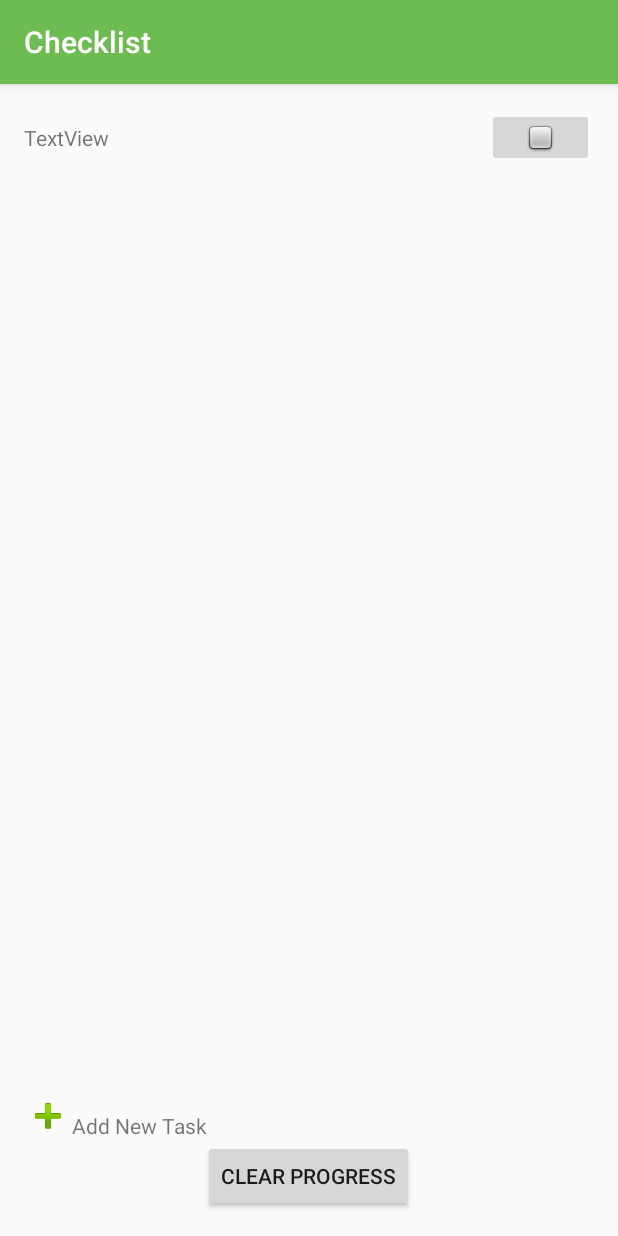
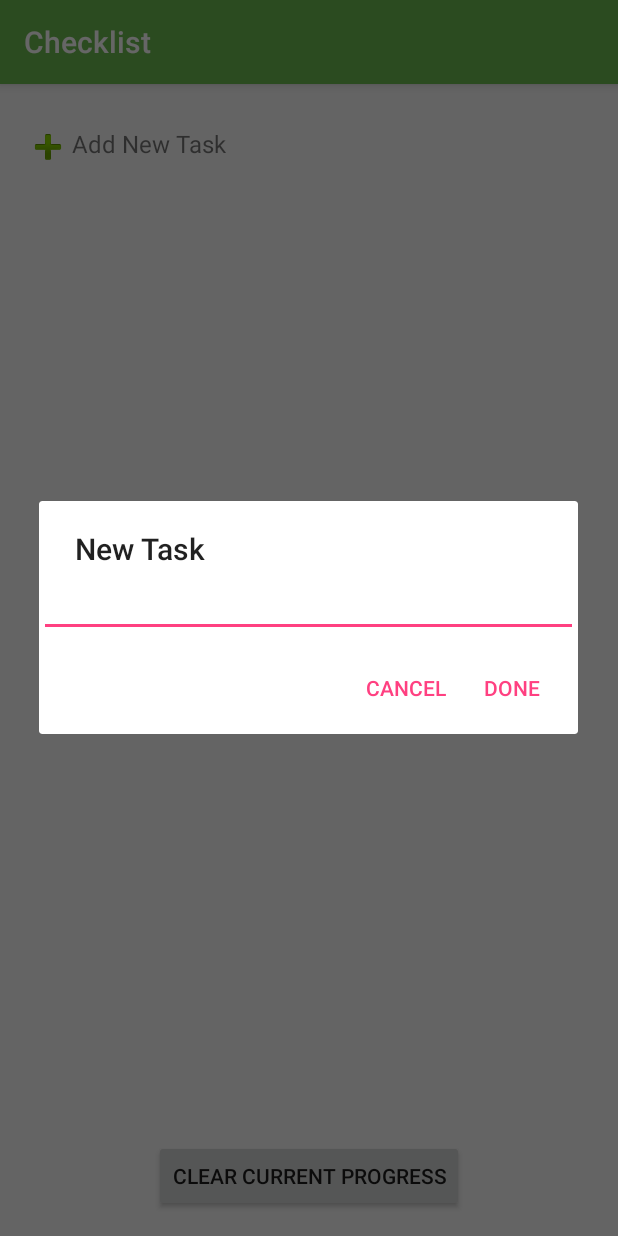
Before and after one commit to Daniel-Heyde/Checklist, an Android app: the screen it shows after launch (MainActivity), after a tap on an icon or button, on a phone screen of 412 x 824 dp. Run offline under Robolectric (Android 15) with nearby library versions, the phone set to English and light mode, and no system bars; our stand-ins replace ButterKnife.

Commit message:
Cleaned MainActivity and moved Task generation into the Task object. Should allow for easier list management now that everything from here on out will be a task object.

```diff
--- a/app/src/main/java/com/heyde/checklist/ui/MainActivity.java
+++ b/app/src/main/java/com/heyde/checklist/ui/MainActivity.java
@@ -2,124 +2,100 @@ package com.heyde.checklist.ui;
 
 import android.content.Context;
 import android.content.DialogInterface;
-import android.graphics.drawable.Drawable;
-import android.os.Build;
-import android.support.v7.app.ActionBar;
+import android.os.Bundle;
 import android.support.v7.app.AlertDialog;
 import android.support.v7.app.AppCompatActivity;
-import android.os.Bundle;
 import android.text.InputType;
-import android.util.Log;
-import android.view.LayoutInflater;
 import android.view.View;
 import android.view.ViewGroup;
 import android.widget.Button;
 import android.widget.EditText;
 import android.widget.ImageButton;
-import android.widget.LinearLayout;
 import android.widget.TableLayout;
 import android.widget.TableRow;
 import android.widget.TextView;
 
 import com.heyde.checklist.R;
+import com.heyde.checklist.model.Task;
 
+import java.util.ArrayList;
+import java.util.List;
 
 import butterknife.BindView;
 import butterknife.ButterKnife;
 
-import static android.R.drawable.checkbox_off_background;
-
 
 public class MainActivity extends AppCompatActivity {
 
-    @BindView(R.id.checkButton)
-    ImageButton mCheckButton;
+    //    @BindView(R.id.checkButton)
+//    ImageButton mCheckButton;
     @BindView(R.id.refreshButton)
     Button mRefreshButton;
     @BindView(R.id.addButton)
     ImageButton mAddButton;
     @BindView(R.id.taskTable)
     TableLayout mTaskTable;
-    @BindView(R.id.sampleTask)
-    TextView mSampleTask;
+    @BindView(R.id.referenceTask)
+    TextView mReferenceText;
+    @BindView(R.id.referenceButton)
+    ImageButton mReferenceButton;
 
+    private List<Task> taskList = new ArrayList<>();
+    private Context mContext;
 
-    private String mNewText = "";
-    private Boolean mThinking;
-    private Context mContext;
 
     @Override
     protected void onCreate(Bundle savedInstanceState) {
         super.onCreate(savedInstanceState);
         setContentView(R.layout.activity_main);
         ButterKnife.bind(this);
-        mContext = this.getApplicationContext();
-
-        mCheckButton.setOnClickListener(new View.OnClickListener() {
-            @Override
-            public void onClick(View v) {
-
-            }
-        });
+        mContext = this;
+        //TODO future save, editlist menu, delete list elements, delete list, list names
 
         mRefreshButton.setOnClickListener(new View.OnClickListener() {
             @Override
             public void onClick(View v) {
-
+                refreshTasks();
             }
         });
-
         mAddButton.setOnClickListener(new View.OnClickListener() {
             @Override
             public void onClick(View v) {
                 addTask();
             }
         });
+
     }
 
-    private void addTask() {
-        getTaskFromUser();
-
-        Log.i("STATUS", "VIEW ADDED, VALUE" + mNewText);
+    private void refreshTasks() {
+        for (Task task : taskList) {
+            if (task.isChecked()) {
+                task.toggleCheckButton();
+            }
+        }
     }
 
-    private void makeNewLine() {
+    private void makeNewLine(final Task newTaskObject) {
         TableRow newTaskRow = new TableRow(this);
-        ViewGroup.LayoutParams tableParams = mTaskTable.getLayoutParams();
-        newTaskRow.setLayoutParams(tableParams);
+        newTaskRow.setPadding(0, 30, 0, 0);
 
-        ImageButton newCheckButton = new ImageButton(this);
-        ViewGroup.LayoutParams buttonParams = mCheckButton.getLayoutParams();
-        newCheckButton.setLayoutParams(buttonParams);
-        Drawable drawable;
-        if (Build.VERSION.SDK_INT >= Build.VERSION_CODES.LOLLIPOP) {
-            drawable = getDrawable(checkbox_off_background);
-        } else {
-            drawable = getResources().getDrawable(checkbox_off_background);
-        }
-        newCheckButton.setImageDrawable(drawable);
+        // add views to new row
+        newTaskRow.addView(newTaskObject.getTextView());
+        newTaskRow.addView(newTaskObject.getCheckButton());
 
-        TextView newTask = new TextView(this);
-        ViewGroup.LayoutParams textParams = mSampleTask.getLayoutParams();
-        newTask.setLayoutParams(textParams);
-        newTask.setText(mNewText);
-
-        newTaskRow.addView(newTask);
-        newTaskRow.addView(newCheckButton);
-
+        // add new row to table
         ViewGroup.LayoutParams oldTableParams = mTaskTable.getLayoutParams();
         mTaskTable.addView(newTaskRow, new TableLayout.LayoutParams(oldTableParams));
     }
 
 
-    private void getTaskFromUser() {
-
+    private void addTask() {
 
                 // http://stackoverflow.com/questions/10903754/input-text-dialog-android
-                AlertDialog.Builder builder = new AlertDialog.Builder(mContext);
+        AlertDialog.Builder builder = new AlertDialog.Builder(this);
                 builder.setTitle("New Task");
 
-                final EditText input = new EditText(mContext);
+        final EditText input = new EditText(this);
                 // specify input type
                 input.setInputType(InputType.TYPE_CLASS_TEXT);
                 builder.setView(input); // takes builder, tells it to show the edittext that we're now editing
@@ -127,8 +103,10 @@ public class MainActivity extends AppCompatActivity {
                 builder.setPositiveButton("Done", new DialogInterface.OnClickListener() {
                     @Override
                     public void onClick(DialogInterface dialog, int which) {
-                        mNewText = input.getText().toString();// FIXME moves on without waiting for user to finish
-                        makeNewLine();
+                        String newText = input.getText().toString();
+                        Task newTask = new Task(newText, false, mContext, mReferenceText, mReferenceButton);
+                        taskList.add(newTask);
+                        makeNewLine(newTask);
                     }
                 });
 
@@ -138,6 +116,9 @@ public class MainActivity extends AppCompatActivity {
                         dialog.cancel();// closes pop up dialog without input
                     }
                 });
+
+        builder.show();
+
              }
 
 
--- a/app/src/main/res/layout/activity_main.xml
+++ b/app/src/main/res/layout/activity_main.xml
@@ -13,7 +13,7 @@
     tools:context="com.heyde.checklist.ui.MainActivity">
 
     <TextView
-        android:text="Add New Task"
+        android:text="@string/Add_New_Task"
         android:layout_width="wrap_content"
         android:layout_height="wrap_content"
         android:layout_alignBottom="@+id/addButton"
@@ -21,28 +21,17 @@
         android:layout_toEndOf="@+id/addButton"
         android:id="@+id/NewTaskTextView"
         android:textAllCaps="false"
-        android:paddingTop="8sp"/>
+        android:paddingBottom="7dp"
+        android:textSize="16sp"/>
 
     <Button
-        android:text="Clear Progress"
+        android:text="@string/Clear_Progress"
         android:layout_width="wrap_content"
         android:layout_height="wrap_content"
         android:id="@+id/refreshButton"
         android:layout_alignParentBottom="true"
         android:layout_centerHorizontal="true"
         android:elevation="12dp"/>
-
-    <ImageButton
-        android:layout_width="wrap_content"
-        android:layout_height="wrap_content"
-        app:srcCompat="@android:drawable/ic_input_add"
-        android:id="@+id/addButton"
-        android:layout_weight="1"
-        android:background="@android:color/transparent"
-        android:elevation="12dp"
-        android:layout_above="@+id/refreshButton"
-        android:layout_alignParentLeft="true"
-        android:layout_alignParentStart="true"/>
 
     <TableLayout
         android:layout_width="match_parent"
@@ -56,24 +45,43 @@
         <TableRow
             android:layout_width="match_parent"
             android:layout_height="wrap_content"
-            >
+            android:visibility="gone">
 
             <TextView
-                android:text="TextView"
+                android:text="Sample Task"
                 android:layout_width="wrap_content"
                 android:layout_height="wrap_content"
                 android:layout_weight="9"
-                android:paddingTop="10dp"
-                android:id="@+id/sampleTask"/>
+                android:id="@+id/referenceTask"
+                android:fontFamily="sans-serif"
+                android:textSize="20sp"
+                />
 
             <ImageButton
                 android:layout_width="wrap_content"
                 android:layout_height="wrap_content"
                 app:srcCompat="@android:drawable/checkbox_off_background"
-                android:id="@+id/checkButton"
-                android:layout_weight="1"/>
+                android:id="@+id/referenceButton"
+                android:layout_weight="1"
+                android:background="@android:color/transparent"
+                android:scaleX="1"
+                android:scaleY="1"
+                />
         </TableRow>
 
     </TableLayout>
 
+    <ImageButton
+        android:layout_width="wrap_content"
+        android:layout_height="wrap_content"
+        app:srcCompat="@android:drawable/ic_input_add"
+        android:id="@+id/addButton"
+        android:layout_weight="1"
+        android:background="@android:color/transparent"
+        android:elevation="12dp"
+        android:layout_below="@+id/taskTable"
+        android:layout_alignParentLeft="true"
+        android:layout_alignParentStart="true"
+        android:layout_marginTop="10dp"/>
+
 </RelativeLayout>
--- a/app/src/main/res/values/strings.xml
+++ b/app/src/main/res/values/strings.xml
@@ -1,3 +1,5 @@
 <resources>
     <string name="app_name">Checklist</string>
+    <string name="Add_New_Task">Add New Task</string>
+    <string name="Clear_Progress">Clear Current Progress</string>
 </resources>
```
Also changed, not shown: app/src/main/java/com/heyde/checklist/model/Task.java (+99 -2 lines), app/src/main/java/com/heyde/checklist/model/TaskList.java (added, +8 -0 lines).
